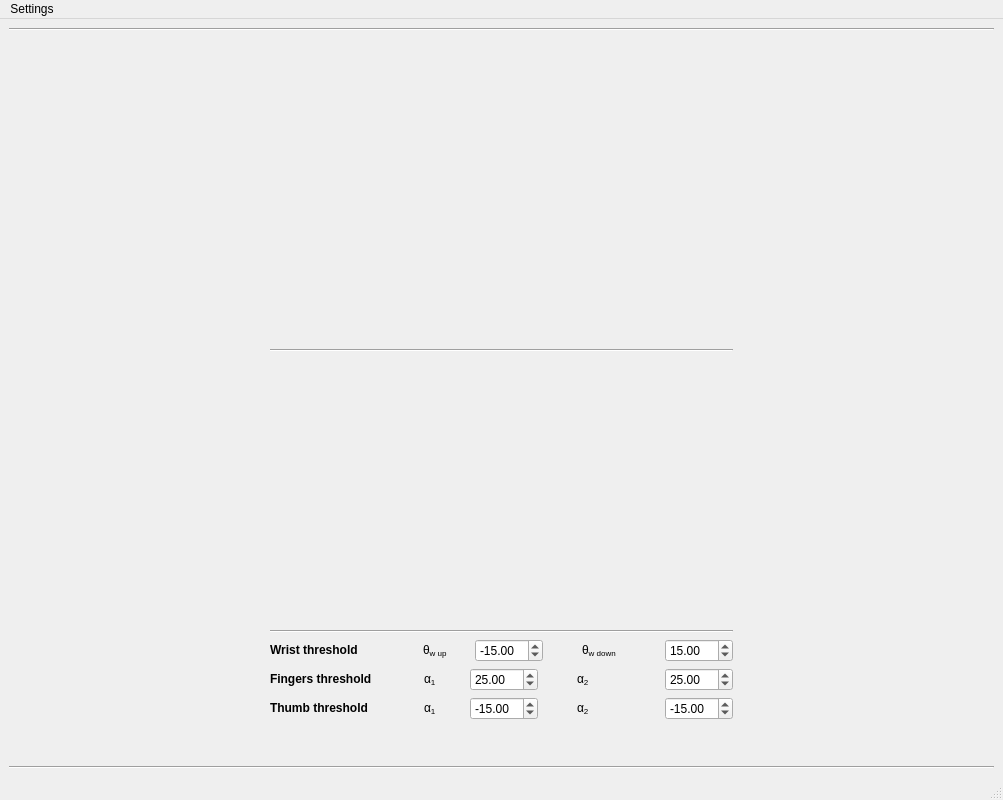
The window that Gui/Ui_MainWindow.ui (Nagelsaker/Tyr) describes before a commit, drawn with Qt 5.
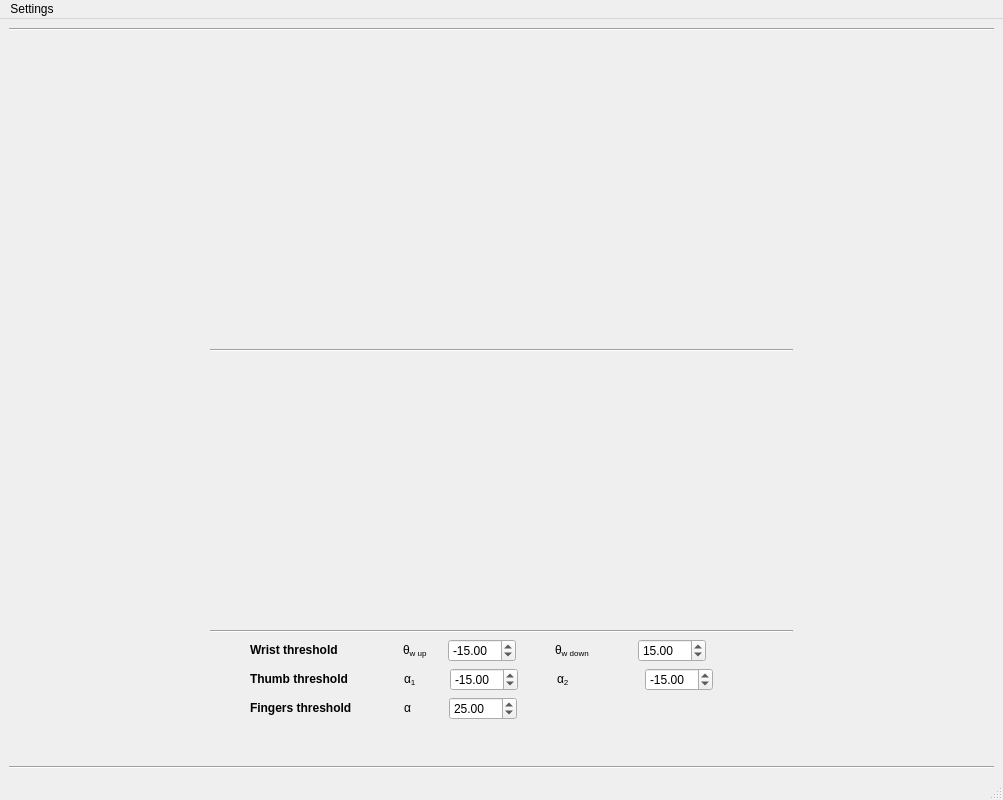
The same window after the commit. Custom widgets are drawn as their Qt base class.

What changed in the file:
```diff
--- a/Gui/Ui_MainWindow.ui
+++ b/Gui/Ui_MainWindow.ui
@@ -159,6 +159,23 @@
          </widget>
         </item>
         <item>
+         <layout class="QHBoxLayout" name="horizontalLayout_7">
+          <item>
+           <spacer name="horizontalSpacer_18">
+            <property name="orientation">
+             <enum>Qt::Horizontal</enum>
+            </property>
+            <property name="sizeHint" stdset="0">
+             <size>
+              <width>40</width>
+              <height>20</height>
+             </size>
+            </property>
+           </spacer>
+          </item>
+          <item>
+           <layout class="QVBoxLayout" name="verticalLayout_3">
+            <item>
          <layout class="QHBoxLayout" name="horizontalLayout_2">
           <item>
            <widget class="QLabel" name="label">
@@ -283,133 +300,19 @@
             </property>
            </widget>
           </item>
-         </layout>
-        </item>
-        <item>
-         <layout class="QHBoxLayout" name="horizontalLayout_4">
-          <item>
-           <widget class="QLabel" name="label_4">
-            <property name="text">
-             <string>&lt;html&gt;&lt;head/&gt;&lt;body&gt;&lt;p&gt;&lt;span style=&quot; font-weight:600;&quot;&gt;Fingers threshold&lt;/span&gt;&lt;/p&gt;&lt;/body&gt;&lt;/html&gt;</string>
-            </property>
-           </widget>
-          </item>
-          <item>
-           <spacer name="horizontalSpacer_6">
-            <property name="orientation">
-             <enum>Qt::Horizontal</enum>
-            </property>
-            <property name="sizeType">
-             <enum>QSizePolicy::Fixed</enum>
-            </property>
-            <property name="sizeHint" stdset="0">
-             <size>
-              <width>46</width>
-              <height>20</height>
-             </size>
-            </property>
-           </spacer>
-          </item>
-          <item>
-           <widget class="QLabel" name="label_5">
-            <property name="text">
-             <string>&lt;html&gt;&lt;head/&gt;&lt;body&gt;&lt;p&gt;α&lt;span style=&quot; vertical-align:sub;&quot;&gt;1&lt;/span&gt;&lt;/p&gt;&lt;/body&gt;&lt;/html&gt;</string>
-            </property>
-           </widget>
-          </item>
-          <item>
-           <spacer name="horizontalSpacer_9">
-            <property name="orientation">
-             <enum>Qt::Horizontal</enum>
-            </property>
-            <property name="sizeType">
-             <enum>QSizePolicy::Fixed</enum>
-            </property>
-            <property name="sizeHint" stdset="0">
-             <size>
-              <width>27</width>
-              <height>20</height>
-             </size>
-            </property>
-           </spacer>
-          </item>
-          <item>
-           <widget class="QDoubleSpinBox" name="threshold_fingerAng1">
-            <property name="sizePolicy">
-             <sizepolicy hsizetype="Fixed" vsizetype="Fixed">
-              <horstretch>0</horstretch>
-              <verstretch>0</verstretch>
-             </sizepolicy>
-            </property>
-            <property name="minimum">
-             <double>-180.000000000000000</double>
-            </property>
-            <property name="maximum">
-             <double>180.000000000000000</double>
-            </property>
-            <property name="value">
-             <double>25.000000000000000</double>
-            </property>
-           </widget>
-          </item>
-          <item>
-           <spacer name="horizontalSpacer_15">
-            <property name="orientation">
-             <enum>Qt::Horizontal</enum>
-            </property>
-            <property name="sizeType">
-             <enum>QSizePolicy::Fixed</enum>
-            </property>
-            <property name="sizeHint" stdset="0">
-             <size>
-              <width>33</width>
-              <height>20</height>
-             </size>
-            </property>
-           </spacer>
-          </item>
-          <item>
-           <widget class="QLabel" name="label_6">
-            <property name="text">
-             <string>&lt;html&gt;&lt;head/&gt;&lt;body&gt;&lt;p&gt;α&lt;span style=&quot; vertical-align:sub;&quot;&gt;2&lt;/span&gt;&lt;/p&gt;&lt;/body&gt;&lt;/html&gt;</string>
-            </property>
-           </widget>
-          </item>
           <item>
            <spacer name="horizontalSpacer_12">
             <property name="orientation">
              <enum>Qt::Horizontal</enum>
             </property>
-            <property name="sizeType">
-             <enum>QSizePolicy::Fixed</enum>
-            </property>
             <property name="sizeHint" stdset="0">
              <size>
-              <width>69</width>
+                  <width>40</width>
               <height>20</height>
              </size>
             </property>
            </spacer>
           </item>
-          <item>
-           <widget class="QDoubleSpinBox" name="threshold_fingerAng2">
-            <property name="sizePolicy">
-             <sizepolicy hsizetype="Fixed" vsizetype="Fixed">
-              <horstretch>0</horstretch>
-              <verstretch>0</verstretch>
-             </sizepolicy>
-            </property>
-            <property name="minimum">
-             <double>-180.000000000000000</double>
-            </property>
-            <property name="maximum">
-             <double>180.000000000000000</double>
-            </property>
-            <property name="value">
-             <double>25.000000000000000</double>
-            </property>
-           </widget>
-          </item>
          </layout>
         </item>
         <item>
@@ -536,6 +439,121 @@
              <double>-15.000000000000000</double>
             </property>
            </widget>
+              </item>
+              <item>
+               <spacer name="horizontalSpacer_17">
+                <property name="orientation">
+                 <enum>Qt::Horizontal</enum>
+                </property>
+                <property name="sizeHint" stdset="0">
+                 <size>
+                  <width>40</width>
+                  <height>20</height>
+                 </size>
+                </property>
+               </spacer>
+              </item>
+             </layout>
+            </item>
+            <item>
+             <layout class="QHBoxLayout" name="horizontalLayout_4">
+              <item>
+               <widget class="QLabel" name="label_4">
+                <property name="text">
+                 <string>&lt;html&gt;&lt;head/&gt;&lt;body&gt;&lt;p&gt;&lt;span style=&quot; font-weight:600;&quot;&gt;Fingers threshold&lt;/span&gt;&lt;/p&gt;&lt;/body&gt;&lt;/html&gt;</string>
+                </property>
+               </widget>
+              </item>
+              <item>
+               <spacer name="horizontalSpacer_6">
+                <property name="orientation">
+                 <enum>Qt::Horizontal</enum>
+                </property>
+                <property name="sizeType">
+                 <enum>QSizePolicy::Fixed</enum>
+                </property>
+                <property name="sizeHint" stdset="0">
+                 <size>
+                  <width>46</width>
+                  <height>20</height>
+                 </size>
+                </property>
+               </spacer>
+              </item>
+              <item>
+               <widget class="QLabel" name="label_5">
+                <property name="text">
+                 <string>&lt;html&gt;&lt;head/&gt;&lt;body&gt;&lt;p&gt;α&lt;/p&gt;&lt;/body&gt;&lt;/html&gt;</string>
+                </property>
+               </widget>
+              </item>
+              <item>
+               <spacer name="horizontalSpacer_9">
+                <property name="orientation">
+                 <enum>Qt::Horizontal</enum>
+                </property>
+                <property name="sizeType">
+                 <enum>QSizePolicy::Fixed</enum>
+                </property>
+                <property name="sizeHint" stdset="0">
+                 <size>
+                  <width>32</width>
+                  <height>20</height>
+                 </size>
+                </property>
+               </spacer>
+              </item>
+              <item>
+               <widget class="QDoubleSpinBox" name="threshold_fingerAng1">
+                <property name="sizePolicy">
+                 <sizepolicy hsizetype="Fixed" vsizetype="Fixed">
+                  <horstretch>0</horstretch>
+                  <verstretch>0</verstretch>
+                 </sizepolicy>
+                </property>
+                <property name="minimum">
+                 <double>-180.000000000000000</double>
+                </property>
+                <property name="maximum">
+                 <double>180.000000000000000</double>
+                </property>
+                <property name="value">
+                 <double>25.000000000000000</double>
+                </property>
+               </widget>
+              </item>
+              <item>
+               <spacer name="horizontalSpacer_15">
+                <property name="orientation">
+                 <enum>Qt::Horizontal</enum>
+                </property>
+                <property name="sizeType">
+                 <enum>QSizePolicy::Expanding</enum>
+                </property>
+                <property name="sizeHint" stdset="0">
+                 <size>
+                  <width>226</width>
+                  <height>20</height>
+                 </size>
+                </property>
+               </spacer>
+              </item>
+             </layout>
+            </item>
+           </layout>
+          </item>
+          <item>
+           <spacer name="horizontalSpacer_19">
+            <property name="orientation">
+             <enum>Qt::Horizontal</enum>
+            </property>
+            <property name="sizeHint" stdset="0">
+             <size>
+              <width>40</width>
+              <height>20</height>
+             </size>
+            </property>
+           </spacer>
           </item>
          </layout>
         </item>
```
Lines whose indentation alone changed are shown as unchanged.
